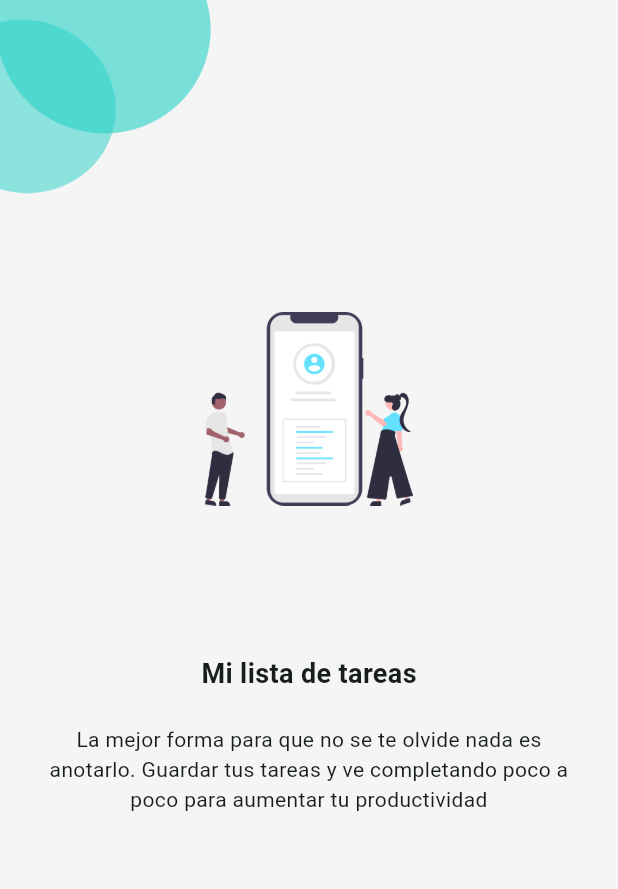
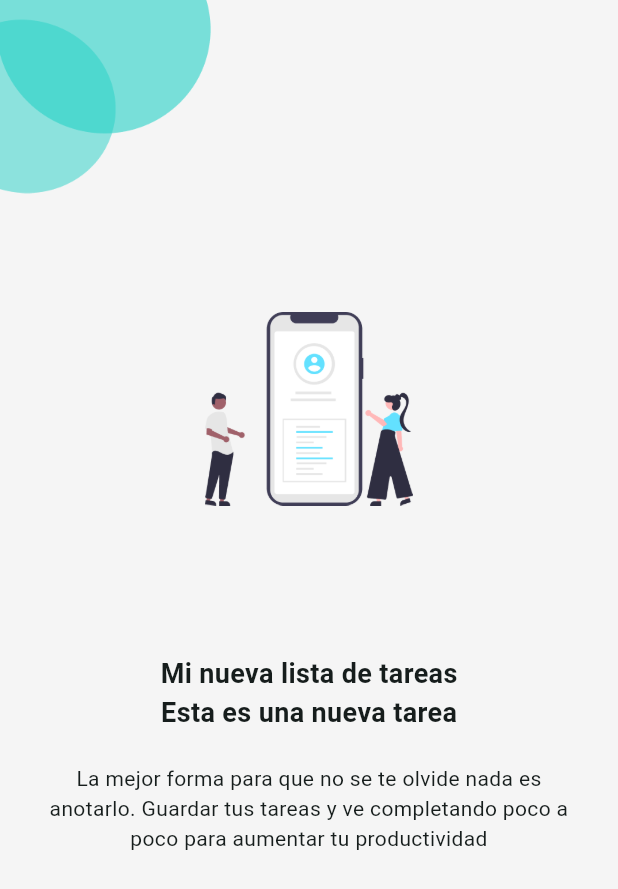
Before and after one commit to LuisFXZ/Lista_De_Tareas, a Flutter app: the screen it shows after launch, on a phone screen of 412 x 824 dp. Shown: the top 889 px of the screen. Run offline on Flutter 3.47's test engine with Material 2 defaults, Android fonts, the phone set to English and light mode, and no system bars.

Commit message:
h1/esta es una nueva tarea commit

```diff
--- a/lib/app/view/splash/splash_page.dart
+++ b/lib/app/view/splash/splash_page.dart
@@ -21,7 +21,8 @@ class SplashPage extends StatelessWidget {
             height: 129,
           ),
           const SizedBox(height: 99),
-          const H1('Mi lista de tareas'),
+          const H1('Mi nueva lista de tareas'),
+          const H1('Esta es una nueva tarea'),
           const SizedBox(height: 21),
           GestureDetector(
             onTap: () {
```
